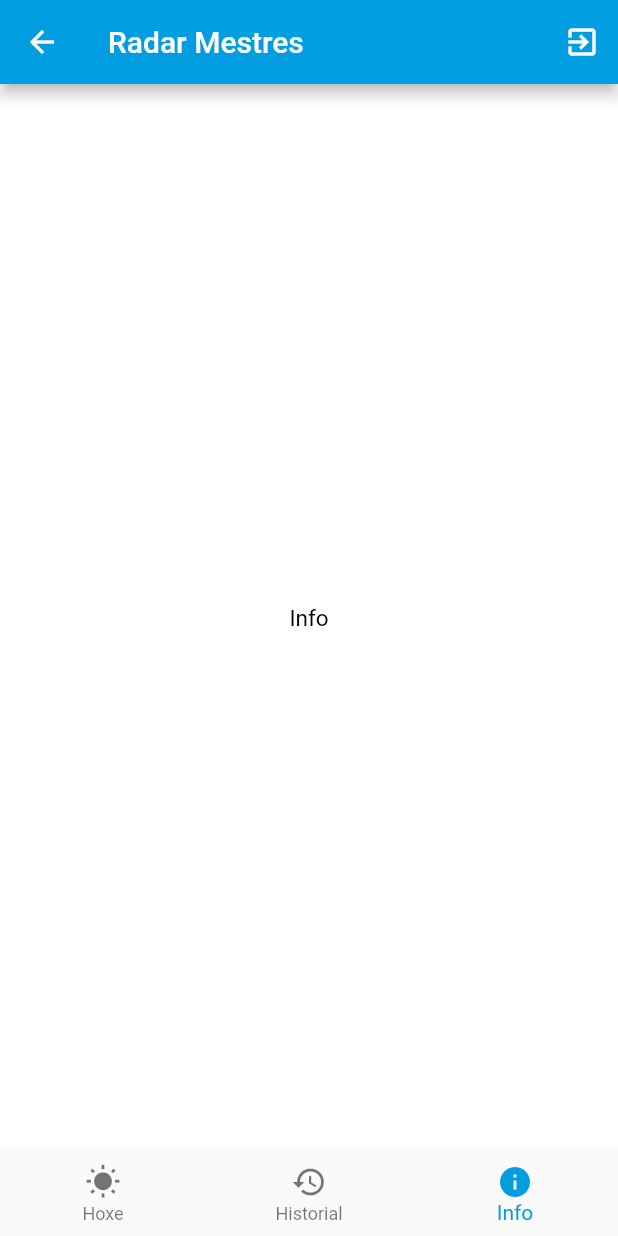
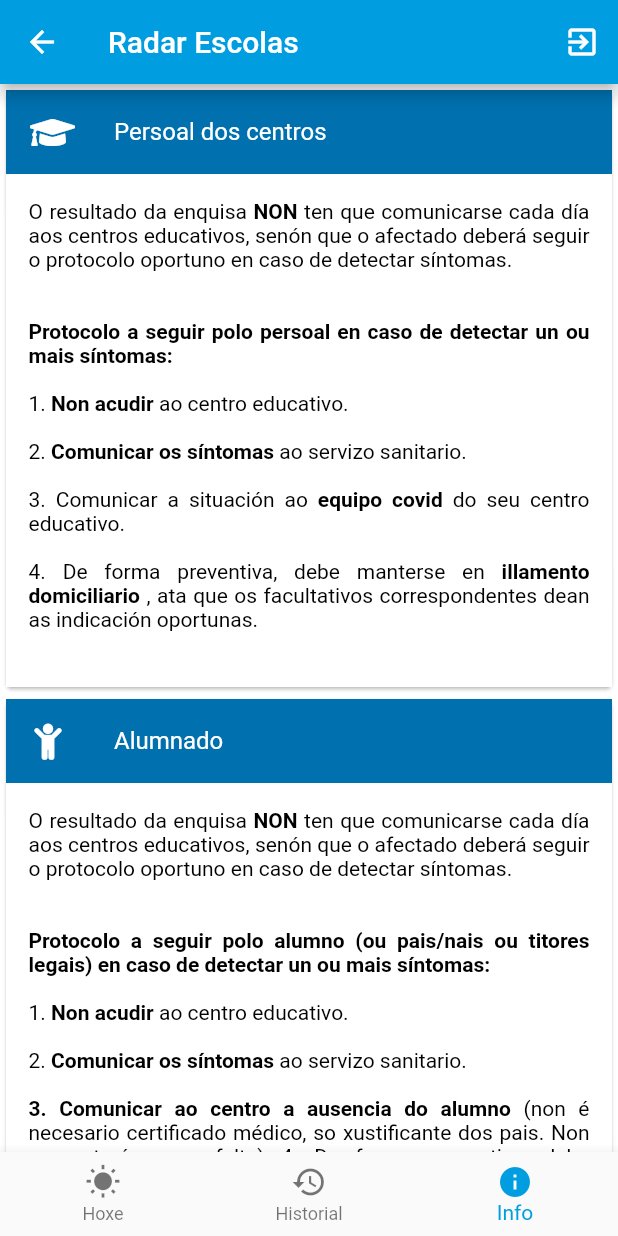
Before and after one commit to lumebits/radarescolas, a Flutter app: the HomePage screen opened directly, item 3 of the bottom bar chosen, on a phone screen of 412 x 824 dp. Run offline on Flutter 3.47's test engine with Material 2 defaults, Android fonts, the phone set to English and light mode, and no system bars; our stand-ins replace bloc, equatable, firebase_auth, firebase_core, flutter_bloc, font_awesome_flutter and 3 more; missing offline and left inert: pedantic; accounts and stored records are empty.

Commit message:
Info page

```diff
--- a/lib/home/view/home_page.dart
+++ b/lib/home/view/home_page.dart
@@ -15,7 +15,7 @@ class HomePage extends StatelessWidget {
       builder: (context, activeTab) {
         return Scaffold(
           appBar: AppBar(
-            title: const Text('Radar Mestres'),
+            title: const Text('Radar Escolas'),
             actions: <Widget>[
               IconButton(
                 key: const Key('homePage_logout_iconButton'),
--- a/lib/home/widgets/info.dart
+++ b/lib/home/widgets/info.dart
@@ -1,10 +1,175 @@
 import 'package:flutter/material.dart';
+import 'package:font_awesome_flutter/font_awesome_flutter.dart';
+
+var commonText = new RichText(
+  textAlign: TextAlign.justify,
+  text: new TextSpan(
+    style: new TextStyle(
+        fontSize: 14.0,
+        color: Colors.black
+    ),
+    children: <TextSpan>[
+      new TextSpan(text: 'O resultado da enquisa '),
+      new TextSpan(text: 'NON ', style: new TextStyle(fontWeight: FontWeight.bold)),
+      new TextSpan(text: 'ten que comunicarse cada día aos centros educativos, '
+          'senón que o afectado deberá seguir o protocolo oportuno en caso de '
+          'detectar síntomas.\n\n')
+    ],
+  ),
+);
+
+var teachersText = new RichText(
+  textAlign: TextAlign.justify,
+  text: new TextSpan(
+    style: new TextStyle(
+      fontSize: 14.0,
+      color: Colors.black
+    ),
+    children: <TextSpan>[
+      new TextSpan(text: 'Protocolo a seguir polo persoal en caso de detectar un '
+      'ou mais síntomas:\n\n', style: new TextStyle(fontWeight: FontWeight.bold)),
+      new TextSpan(text: '1. '),
+      new TextSpan(text: 'Non acudir ', style: new TextStyle(fontWeight: FontWeight.bold)),
+      new TextSpan(text: 'ao centro educativo.\n\n'),
+      new TextSpan(text: '2. '),
+      new TextSpan(text: 'Comunicar os síntomas ', style: new TextStyle(fontWeight: FontWeight.bold)),
+      new TextSpan(text: 'ao servizo sanitario.\n\n'),
+      new TextSpan(text: '3. Comunicar a situación ao '),
+      new TextSpan(text: 'equipo covid ', style: new TextStyle(fontWeight: FontWeight.bold)),
+      new TextSpan(text: 'do seu centro educativo.\n\n'),
+      new TextSpan(text: '4. De forma preventiva, debe manterse en '),
+      new TextSpan(text: 'illamento domiciliario ', style: new TextStyle(fontWeight: FontWeight.bold)),
+      new TextSpan(text: ', ata que os facultativos correspondentes dean as indicación oportunas.\n\n'),
+    ],
+  ),
+);
+
+var studentsText = new RichText(
+  textAlign: TextAlign.justify,
+  text: new TextSpan(
+    style: new TextStyle(
+        fontSize: 14.0,
+        color: Colors.black
+    ),
+    children: <TextSpan>[
+      new TextSpan(text: 'Protocolo a seguir polo alumno (ou pais/nais ou titores legais) '
+          'en caso de detectar un ou mais síntomas:\n\n', style: new TextStyle(fontWeight: FontWeight.bold)),
+      new TextSpan(text: '1. '),
+      new TextSpan(text: 'Non acudir ', style: new TextStyle(fontWeight: FontWeight.bold)),
+      new TextSpan(text: 'ao centro educativo.\n\n'),
+      new TextSpan(text: '2. '),
+      new TextSpan(text: 'Comunicar os síntomas ', style: new TextStyle(fontWeight: FontWeight.bold)),
+      new TextSpan(text: 'ao servizo sanitario.\n\n'),
+      new TextSpan(text: '3. Comunicar ao centro a ausencia do alumno ', style: new TextStyle(fontWeight: FontWeight.bold)),
+      new TextSpan(text: '(non é necesario certificado médico, so xustificante dos pais. '
+          'Non computará como falta) '),
+      new TextSpan(text: '4. De forma preventiva, debe manterse ao alumno en '),
+      new TextSpan(text: 'illamento domiciliario ', style: new TextStyle(fontWeight: FontWeight.bold)),
+      new TextSpan(text: ', ata que os facultativos correspondentes dean as indicación oportunas.\n\n'),
+    ],
+  ),
+);
 
 class Info extends StatelessWidget {
   Info({Key key}) : super(key: key);
 
   @override
   Widget build(BuildContext context) {
-    return Center(child: Text("Info"));
+    return SingleChildScrollView(
+      child: Column(
+        children: [
+          _TeachersInfo(),
+          _StudentsInfo()
+        ],
+      ),
+    );
   }
 }
+
+class _TeachersInfo extends StatelessWidget {
+  @override
+  Widget build(BuildContext context) {
+    return Center(
+      child: Card(
+        child: Column(
+          mainAxisSize: MainAxisSize.min,
+          children: <Widget>[
+            const ListTile(
+                leading: Icon(FontAwesomeIcons.graduationCap, color: Colors.white,),
+                title: Text('Persoal dos centros',
+                    style: TextStyle(
+                      color: Colors.white,
+                    )
+                ),
+                tileColor: Color.fromARGB(255, 0, 112, 174),
+            ),
+            Container(
+              color: Colors.white,
+              child: Column(
+                mainAxisSize: MainAxisSize.min,
+                children: [
+                  const SizedBox(height: 12.0),
+                  Padding(
+                    padding: const EdgeInsets.only(
+                      left: 15,
+                      top: 5,
+                      right: 15,
+                      bottom: 5,
+                    ),
+                    child: Column(
+                        children: [commonText, teachersText]),
+                  ),
+                ],
+              ),
+            )
+          ],
+        ),
+      ),
+    );
+  }
+
+}
+
+class _StudentsInfo extends StatelessWidget {
+  @override
+  Widget build(BuildContext context) {
+    return Center(
+      child: Card(
+        child: Column(
+          mainAxisSize: MainAxisSize.min,
+          children: <Widget>[
+            const ListTile(
+                leading: Icon(FontAwesomeIcons.child, color: Colors.white,),
+                title: Text('Alumnado',
+                    style: TextStyle(
+                      color: Colors.white,
+                    )
+                ),
+                tileColor: Color.fromARGB(255, 0, 112, 174),
+            ),
+            Container(
+              color: Colors.white,
+              child: Column(
+                mainAxisSize: MainAxisSize.min,
+                children: [
+                  const SizedBox(height: 12.0),
+                  Padding(
+                    padding: const EdgeInsets.only(
+                      left: 15,
+                      top: 5,
+                      right: 15,
+                      bottom: 5,
+                    ),
+                    child: Column(
+                        children: [commonText, studentsText]),
+                  )
+                ],
+              ),
+            )
+          ],
+        ),
+      ),
+    );
+  }
+
+}
```
Also changed, not shown: pubspec.lock.
